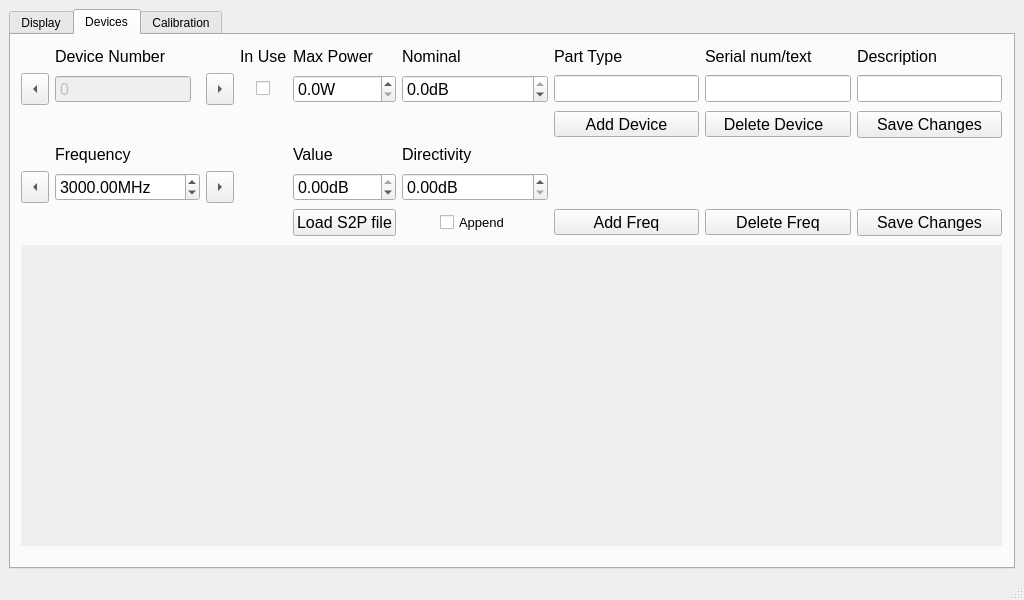
Qt form powerMeter.ui (g4ixt/RFPowerMeter) before a commit.
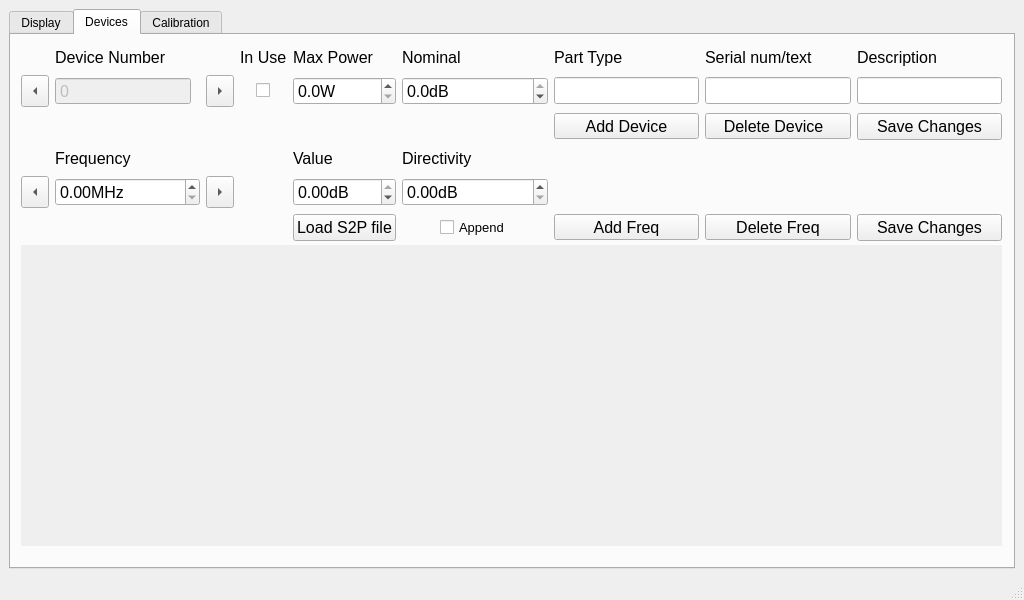
The same form after that commit. The open tabs and pages were chosen to show the change. Custom widgets are drawn as their Qt base class.

Patch:
```diff
--- a/powerMeter.ui
+++ b/powerMeter.ui
@@ -987,7 +987,7 @@
           <x>10</x>
           <y>10</y>
           <width>981</width>
-          <height>191</height>
+          <height>196</height>
          </rect>
         </property>
         <layout class="QGridLayout" name="gridLayout_2">
@@ -1510,7 +1510,7 @@
             <double>10.000000000000000</double>
            </property>
            <property name="value">
-            <double>3000.000000000000000</double>
+            <double>0.000000000000000</double>
            </property>
           </widget>
          </item>
```
Left out of the diff: 2 changed lines with no effect on the pictures.
